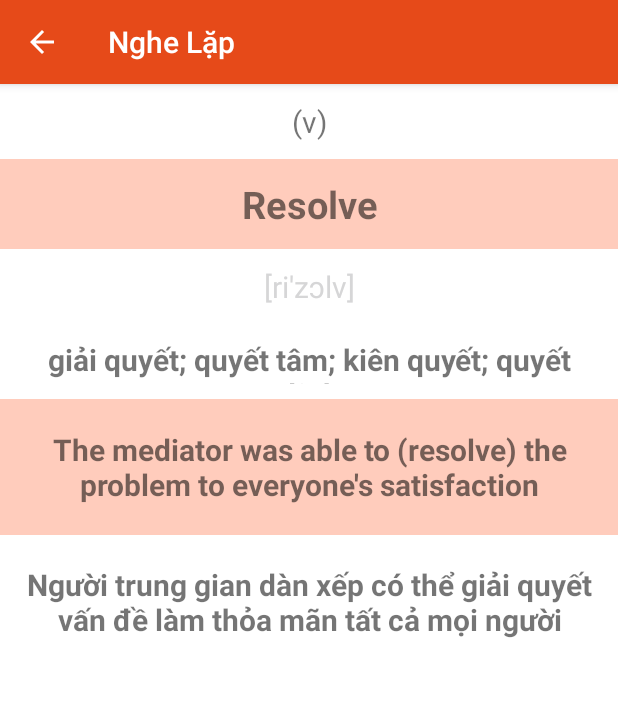
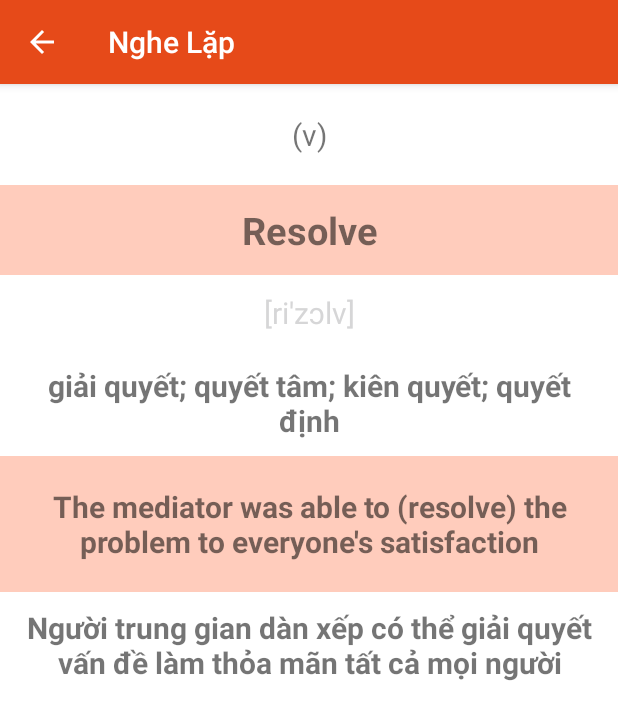
Before and after one commit to kentdzai/ToeicWords-bak, an Android app: the NgheLapActivity screen opened directly, with no data from a screen before it, on a phone screen of 412 x 824 dp. Shown: the top 720 px of the screen. Run offline under Robolectric (Android 15) with nearby library versions, the phone set to English and light mode, and no system bars; 8 statements that could not run were skipped.

Commit message:
Update lại Nghe Lap và Nhắc từ

```diff
--- a/app/src/main/res/layout/activity_nghe_lap.xml
+++ b/app/src/main/res/layout/activity_nghe_lap.xml
@@ -11,8 +11,9 @@
     <TextView
         android:id="@+id/tvnlType"
         android:layout_width="match_parent"
-        android:layout_height="50dp"
+        android:layout_height="wrap_content"
         android:gravity="center"
+        android:padding="20dp"
         android:text="(v)"
         android:textSize="20sp" />
 
@@ -38,7 +39,7 @@
     <TextView
         android:id="@+id/tvnlMean"
         android:layout_width="match_parent"
-        android:layout_height="50dp"
+        android:layout_height="wrap_content"
         android:gravity="center"
         android:paddingBottom="10dp"
         android:paddingLeft="20dp"
@@ -62,7 +63,7 @@
     <TextView
         android:id="@+id/tvnlSentenceMean"
         android:layout_width="match_parent"
-        android:layout_height="90dp"
+        android:layout_height="wrap_content"
         android:gravity="center"
         android:padding="10dp"
         android:text="Người trung gian dàn xếp có thể giải quyết vấn đề làm thỏa mãn tất cả mọi người"
```
Also changed, not shown: app/src/main/java/com/groupthree/toeicword/MainActivity.java (+21 -18 lines), app/src/main/java/com/groupthree/toeicword/controller/luyentap/NgheLapActivity.java (+4 -11 lines).
